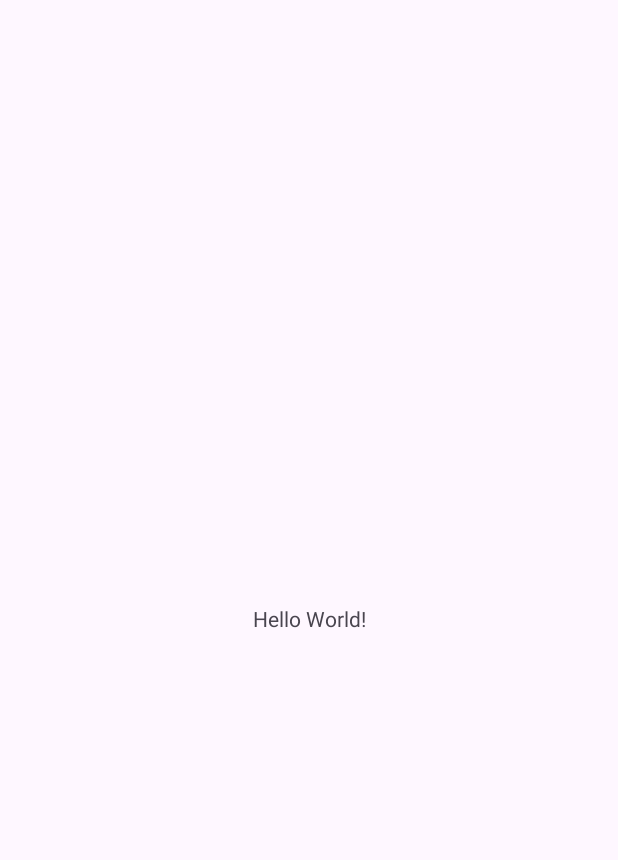
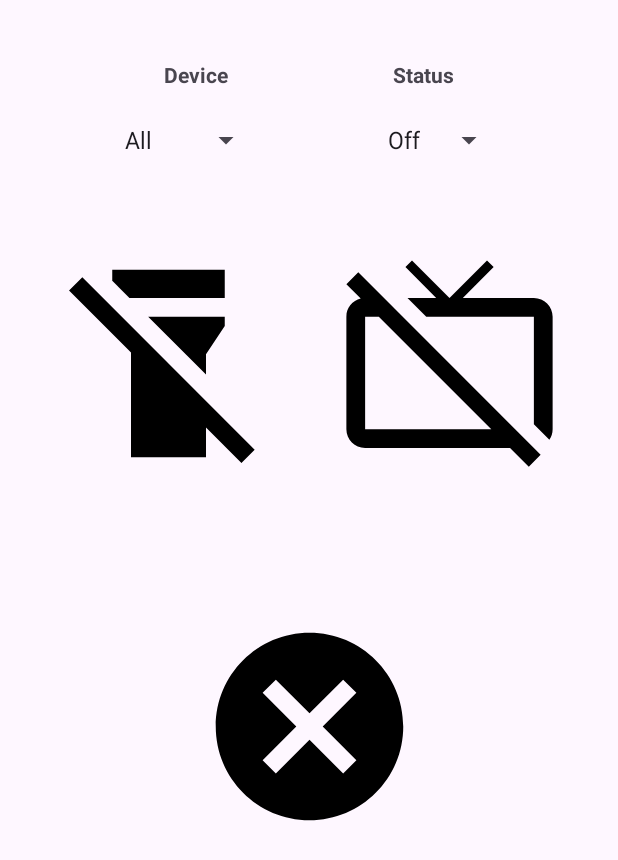
Before and after one commit to Ramu3967/android_mqqt_client_poc, an Android app: the screen it shows after launch (MainActivity), on a phone screen of 412 x 824 dp. Before the commit the part shown is almost empty. Shown: the top 860 px of the screen. Run offline under Robolectric (Android 15) with nearby library versions, the phone set to English and light mode, and no system bars.

```diff
--- a/app/build.gradle
+++ b/app/build.gradle
@@ -34,11 +34,20 @@ android {
 
 dependencies {
 
-    implementation 'androidx.core:core-ktx:1.8.0'
+    implementation 'androidx.core:core-ktx:1.12.0'
     implementation 'androidx.appcompat:appcompat:1.6.1'
     implementation 'com.google.android.material:material:1.5.0'
     implementation 'androidx.constraintlayout:constraintlayout:2.1.4'
-    testImplementation 'junit:junit:4.13.2'
-    androidTestImplementation 'androidx.test.ext:junit:1.1.5'
-    androidTestImplementation 'androidx.test.espresso:espresso-core:3.5.1'
+
+    implementation 'org.eclipse.paho:org.eclipse.paho.client.mqttv3:1.2.5'
+    implementation 'org.eclipse.paho:org.eclipse.paho.android.service:1.1.1'
+
+    implementation "org.jetbrains.kotlinx:kotlinx-coroutines-core:1.5.2"
+    implementation "org.jetbrains.kotlinx:kotlinx-coroutines-android:1.5.2"
+
+    implementation 'androidx.activity:activity-ktx:1.3.1'
+
+    // view model
+    implementation "androidx.lifecycle:lifecycle-runtime-ktx:2.6.2"
+    implementation "androidx.lifecycle:lifecycle-viewmodel-ktx:2.6.2"
 }
--- /dev/null
+++ b/app/src/main/res/drawable/check_off.xml
@@ -0,0 +1,5 @@
+<vector android:height="24dp" android:tint="#000000"
+    android:viewportHeight="24" android:viewportWidth="24"
+    android:width="24dp" xmlns:android="http://schemas.android.com/apk/res/android">
+    <path android:fillColor="@android:color/white" android:pathData="M12,2C6.47,2 2,6.47 2,12s4.47,10 10,10 10,-4.47 10,-10S17.53,2 12,2zM17,15.59L15.59,17 12,13.41 8.41,17 7,15.59 10.59,12 7,8.41 8.41,7 12,10.59 15.59,7 17,8.41 13.41,12 17,15.59z"/>
+</vector>
--- /dev/null
+++ b/app/src/main/res/drawable/check_on.xml
@@ -0,0 +1,5 @@
+<vector android:height="24dp" android:tint="#000000"
+    android:viewportHeight="24" android:viewportWidth="24"
+    android:width="24dp" xmlns:android="http://schemas.android.com/apk/res/android">
+    <path android:fillColor="@android:color/white" android:pathData="M19,3L5,3c-1.11,0 -2,0.9 -2,2v14c0,1.1 0.89,2 2,2h14c1.11,0 2,-0.9 2,-2L21,5c0,-1.1 -0.89,-2 -2,-2zM10,17l-5,-5 1.41,-1.41L10,14.17l7.59,-7.59L19,8l-9,9z"/>
+</vector>
--- /dev/null
+++ b/app/src/main/res/drawable/light_off.xml
@@ -0,0 +1,7 @@
+<vector android:height="24dp" android:tint="#000000"
+    android:viewportHeight="24" android:viewportWidth="24"
+    android:width="24dp" xmlns:android="http://schemas.android.com/apk/res/android">
+    <path android:fillColor="@android:color/white" android:pathData="M18,5l0,-3l-12,0l0,1.17l1.83,1.83z"/>
+    <path android:fillColor="@android:color/white" android:pathData="M16,11l2,-3l0,-1l-8.17,0l6.17,6.17z"/>
+    <path android:fillColor="@android:color/white" android:pathData="M2.81,2.81L1.39,4.22L8,10.83V22h8v-3.17l3.78,3.78l1.41,-1.41L2.81,2.81z"/>
+</vector>
--- /dev/null
+++ b/app/src/main/res/drawable/light_on.xml
@@ -0,0 +1,6 @@
+<vector android:height="24dp" android:tint="#000000"
+    android:viewportHeight="24" android:viewportWidth="24"
+    android:width="24dp" xmlns:android="http://schemas.android.com/apk/res/android">
+    <path android:fillColor="@android:color/white" android:pathData="M6,2h12v3h-12z"/>
+    <path android:fillColor="@android:color/white" android:pathData="M6,7v1l2,3v11h8V11l2,-3V7H6zM12,15.5c-0.83,0 -1.5,-0.67 -1.5,-1.5s0.67,-1.5 1.5,-1.5s1.5,0.67 1.5,1.5S12.83,15.5 12,15.5z"/>
+</vector>
--- /dev/null
+++ b/app/src/main/res/drawable/tv_off.xml
@@ -0,0 +1,5 @@
+<vector android:height="24dp" android:tint="#000000"
+    android:viewportHeight="24" android:viewportWidth="24"
+    android:width="24dp" xmlns:android="http://schemas.android.com/apk/res/android">
+    <path android:fillColor="@android:color/white" android:pathData="M1,3.54l1.53,1.53C1.65,5.28 1,6.06 1,7v12c0,1.1 0.9,2 2,2h15.46l2,2 1.26,-1.27L2.27,2.27 1,3.54zM3,19V7h1.46l12,12H3zM21,5h-7.58l3.29,-3.3L16,1l-4,4 -4,-4 -0.7,0.7L10.58,5H7.52l2,2H21v11.48l1.65,1.65c0.22,-0.32 0.35,-0.71 0.35,-1.13V7c0,-1.11 -0.89,-2 -2,-2z"/>
+</vector>
--- /dev/null
+++ b/app/src/main/res/drawable/tv_on.xml
@@ -0,0 +1,5 @@
+<vector android:height="24dp" android:tint="#000000"
+    android:viewportHeight="24" android:viewportWidth="24"
+    android:width="24dp" xmlns:android="http://schemas.android.com/apk/res/android">
+    <path android:fillColor="@android:color/white" android:pathData="M21,3L3,3c-1.1,0 -2,0.9 -2,2v12c0,1.1 0.9,2 2,2h5v2h8v-2h5c1.1,0 1.99,-0.9 1.99,-2L23,5c0,-1.1 -0.9,-2 -2,-2zM21,17L3,17L3,5h18v12z"/>
+</vector>
--- a/app/src/main/res/layout/activity_main.xml
+++ b/app/src/main/res/layout/activity_main.xml
@@ -6,13 +6,84 @@
     android:layout_height="match_parent"
     tools:context=".MainActivity">
 
+    <ImageView
+        android:id="@+id/iv_light"
+        android:layout_width="150dp"
+        android:layout_height="150dp"
+        app:layout_constraintBottom_toBottomOf="@+id/iv_tv"
+        app:layout_constraintEnd_toStartOf="@+id/iv_tv"
+        app:layout_constraintHorizontal_bias="0.5"
+        app:layout_constraintStart_toStartOf="parent"
+        app:layout_constraintTop_toTopOf="@+id/iv_tv"
+        android:background="@drawable/light_off"
+        />
+
+    <ImageView
+        android:id="@+id/iv_fan"
+        android:layout_width="150dp"
+        android:layout_height="150dp"
+        android:layout_marginTop="92dp"
+        app:layout_constraintEnd_toEndOf="parent"
+        app:layout_constraintHorizontal_bias="0.5"
+        app:layout_constraintStart_toStartOf="parent"
+        app:layout_constraintTop_toBottomOf="@+id/iv_tv"
+        android:background="@drawable/check_off" />
+
+    <ImageView
+        android:id="@+id/iv_tv"
+        android:layout_width="150dp"
+        android:layout_height="150dp"
+        android:layout_marginTop="50dp"
+        app:layout_constraintEnd_toEndOf="parent"
+        app:layout_constraintHorizontal_bias="0.5"
+        app:layout_constraintStart_toEndOf="@+id/iv_light"
+        app:layout_constraintTop_toBottomOf="@+id/sp_status"
+        android:background="@drawable/tv_off"/>
+
     <TextView
+        android:id="@+id/textView"
         android:layout_width="wrap_content"
         android:layout_height="wrap_content"
-        android:text="Hello World!"
-        app:layout_constraintBottom_toBottomOf="parent"
+        android:text="@string/tv_device"
+        android:textStyle="bold"
+        app:layout_constraintEnd_toStartOf="@+id/textView2"
+        app:layout_constraintHorizontal_bias="0.5"
+        app:layout_constraintStart_toStartOf="parent"
+        app:layout_constraintTop_toTopOf="@+id/textView2" />
+
+    <TextView
+        android:id="@+id/textView2"
+        android:layout_width="wrap_content"
+        android:layout_height="wrap_content"
+        android:layout_marginTop="40dp"
+        android:text="@string/tv_status"
+        android:textStyle="bold"
         app:layout_constraintEnd_toEndOf="parent"
-        app:layout_constraintStart_toStartOf="parent"
+        app:layout_constraintHorizontal_bias="0.5"
+        app:layout_constraintStart_toEndOf="@+id/textView"
         app:layout_constraintTop_toTopOf="parent" />
 
+    <Spinner
+        android:id="@+id/sp_status"
+        android:layout_width="wrap_content"
+        android:layout_height="48dp"
+        android:layout_marginTop="10dp"
+        android:entries="@array/statuses"
+        app:layout_constraintEnd_toEndOf="parent"
+        app:layout_constraintHorizontal_bias="0.5"
+        app:layout_constraintStart_toEndOf="@+id/sp_device"
+        app:layout_constraintTop_toBottomOf="@+id/textView2" />
+
+    <Spinner
+        android:id="@+id/sp_device"
+        android:layout_width="wrap_content"
+        android:layout_height="48dp"
+        android:layout_marginTop="10dp"
+        android:entries="@array/devices"
+        app:layout_constraintBottom_toBottomOf="@+id/sp_status"
+        app:layout_constraintEnd_toStartOf="@+id/sp_status"
+        app:layout_constraintHorizontal_bias="0.5"
+        app:layout_constraintStart_toStartOf="parent"
+        app:layout_constraintTop_toBottomOf="@+id/textView" />
+
 </androidx.constraintlayout.widget.ConstraintLayout>
--- a/app/src/main/res/values/strings.xml
+++ b/app/src/main/res/values/strings.xml
@@ -1,3 +1,18 @@
 <resources>
-    <string name="app_name">MqttAndroidClient</string>
+    <string name="app_name">AnrdoidMqttClient</string>
+    <string name="tv_status">Status</string>
+    <string name="tv_device">Device</string>
+
+    <string-array name="devices">
+        <item>All</item>
+        <item>Light</item>
+        <item>Fan</item>
+        <item>TV</item>
+    </string-array>
+
+    <string-array name="statuses">
+        <item>Off</item>
+        <item>On</item>
+    </string-array>
+
 </resources>
```
